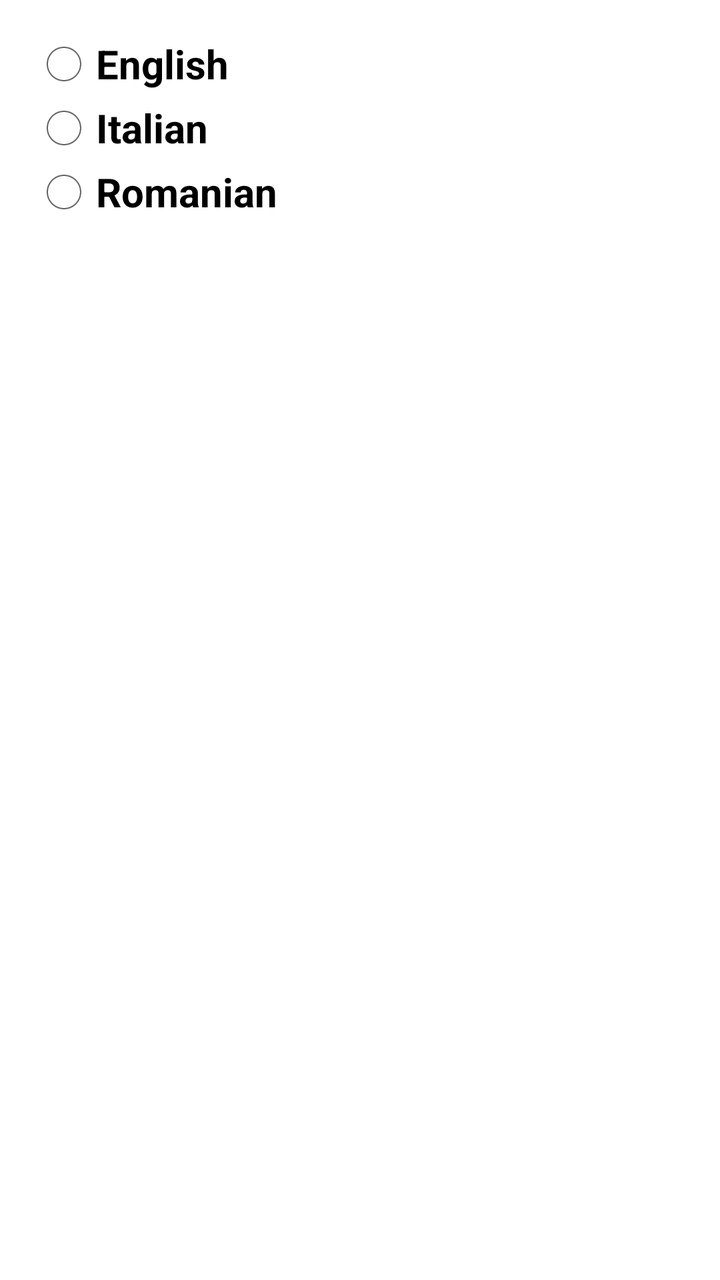
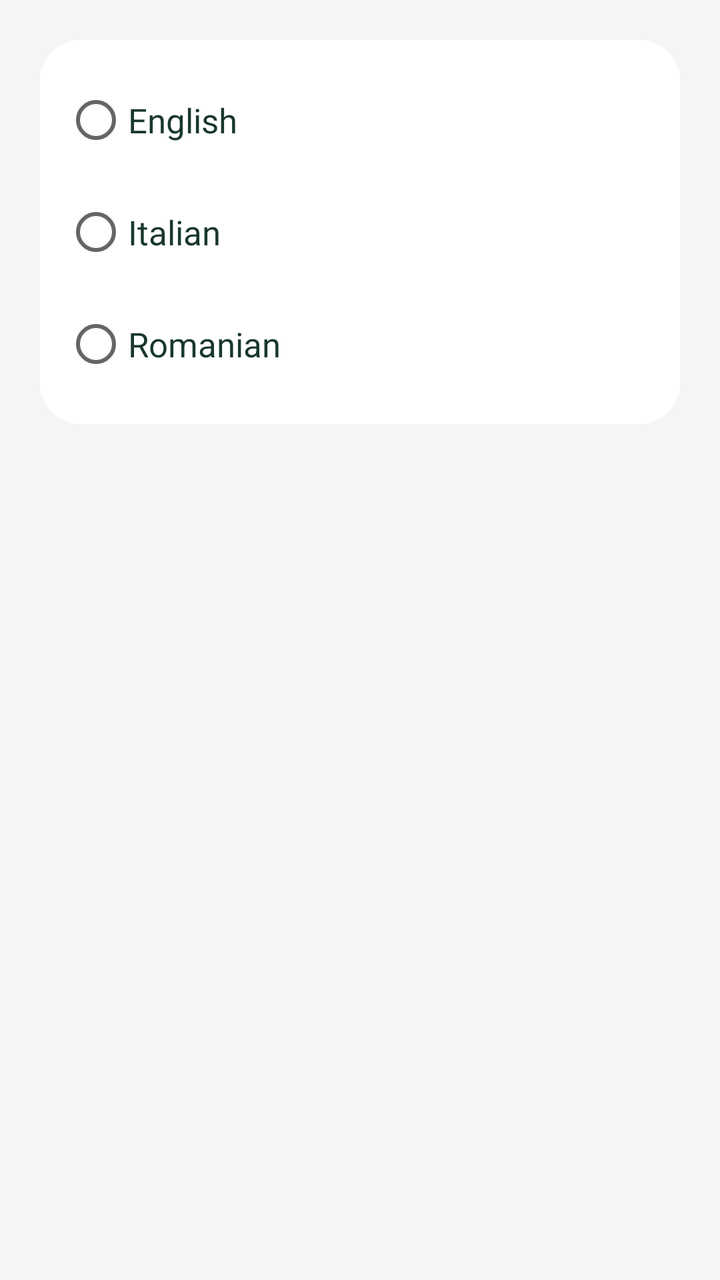

Compare the two renders of this Android layout. The source of the first and the diff that turns it into the second are given below.
<!-- AndroidManifest.xml: application theme AppTheme -->
<!-- res/layout/activity_language.xml -->
<?xml version="1.0" encoding="utf-8"?>
<RadioGroup xmlns:android="http://schemas.android.com/apk/res/android"
    android:layout_width="match_parent"
    android:layout_height="wrap_content"
    android:fitsSystemWindows="true"
    android:orientation="vertical"
    android:paddingLeft="@dimen/activity_horizontal_margin"
    android:paddingTop="@dimen/activity_vertical_margin"
    android:paddingRight="@dimen/activity_horizontal_margin"
    android:paddingBottom="@dimen/activity_vertical_margin">

    <RadioButton
        android:id="@+id/radio_en"
        android:layout_width="match_parent"
        android:layout_height="wrap_content"
        android:onClick="onRadioButtonClicked"
        android:text="@string/English"
        android:textSize="@dimen/button_size_main"
        android:textStyle="bold" />

    <RadioButton
        android:id="@+id/radio_it"
        android:layout_width="match_parent"
        android:layout_height="wrap_content"
        android:onClick="onRadioButtonClicked"
        android:text="@string/Italian"
        android:textSize="@dimen/button_size_main"
        android:textStyle="bold" />

    <RadioButton
        android:id="@+id/radio_ro"
        android:layout_width="match_parent"
        android:layout_height="wrap_content"
        android:onClick="onRadioButtonClicked"
        android:text="@string/Romanian"
        android:textSize="@dimen/button_size_main"
        android:textStyle="bold" />

</RadioGroup>
<!-- resources referenced by this layout -->
<resources>
  <dimen name="activity_horizontal_margin">16dp</dimen>
  <dimen name="activity_vertical_margin">16dp</dimen>
  <dimen name="button_size_main">20sp</dimen>
  <string name="English">English</string>
  <string name="Italian">Italian</string>
  <string name="Romanian">Romanian</string>
  <style name="AppTheme" parent="AppBaseTheme">
          
      </style>
  <style name="AppBaseTheme" parent="android:Theme.Holo.Light.DarkActionBar" />
</resources>

<!-- the commit's change to res/layout/activity_language.xml (unified diff, before → after) -->
@@ -1,39 +1,41 @@
 <?xml version="1.0" encoding="utf-8"?>
-<RadioGroup xmlns:android="http://schemas.android.com/apk/res/android"
+<ScrollView xmlns:android="http://schemas.android.com/apk/res/android"
     android:layout_width="match_parent"
-    android:layout_height="wrap_content"
-    android:fitsSystemWindows="true"
-    android:orientation="vertical"
-    android:paddingLeft="@dimen/activity_horizontal_margin"
-    android:paddingTop="@dimen/activity_vertical_margin"
-    android:paddingRight="@dimen/activity_horizontal_margin"
-    android:paddingBottom="@dimen/activity_vertical_margin">
-
-    <RadioButton
-        android:id="@+id/radio_en"
+    android:layout_height="match_parent"
+    android:background="@color/screen_background">
+    <RadioGroup
         android:layout_width="match_parent"
         android:layout_height="wrap_content"
-        android:onClick="onRadioButtonClicked"
-        android:text="@string/English"
-        android:textSize="@dimen/button_size_main"
-        android:textStyle="bold" />
-
-    <RadioButton
-        android:id="@+id/radio_it"
-        android:layout_width="match_parent"
-        android:layout_height="wrap_content"
-        android:onClick="onRadioButtonClicked"
-        android:text="@string/Italian"
-        android:textSize="@dimen/button_size_main"
-        android:textStyle="bold" />
-
-    <RadioButton
-        android:id="@+id/radio_ro"
-        android:layout_width="match_parent"
-        android:layout_height="wrap_content"
-        android:onClick="onRadioButtonClicked"
-        android:text="@string/Romanian"
-        android:textSize="@dimen/button_size_main"
-        android:textStyle="bold" />
-
-</RadioGroup>
+        android:layout_margin="20dp"
+        android:background="@drawable/card_background"
+        android:orientation="vertical"
+        android:padding="12dp">
+        <RadioButton
+            android:id="@+id/radio_en"
+            android:layout_width="match_parent"
+            android:layout_height="wrap_content"
+            android:minHeight="56dp"
+            android:onClick="onRadioButtonClicked"
+            android:text="@string/English"
+            android:textColor="@color/text_primary"
+            android:textSize="17sp" />
+        <RadioButton
+            android:id="@+id/radio_it"
+            android:layout_width="match_parent"
+            android:layout_height="wrap_content"
+            android:minHeight="56dp"
+            android:onClick="onRadioButtonClicked"
+            android:text="@string/Italian"
+            android:textColor="@color/text_primary"
+            android:textSize="17sp" />
+        <RadioButton
+            android:id="@+id/radio_ro"
+            android:layout_width="match_parent"
+            android:layout_height="wrap_content"
+            android:minHeight="56dp"
+            android:onClick="onRadioButtonClicked"
+            android:text="@string/Romanian"
+            android:textColor="@color/text_primary"
+            android:textSize="17sp" />
+    </RadioGroup>
+</ScrollView>
<!-- resource entries referenced after the edit -->
@@ -1,14 +1,25 @@
 <!-- resources referenced by this layout -->
 <resources>
-  <dimen name="activity_horizontal_margin">16dp</dimen>
-  <dimen name="activity_vertical_margin">16dp</dimen>
-  <dimen name="button_size_main">20sp</dimen>
+  <color name="screen_background">#F3F6F3</color>
+  <color name="text_primary">#19372E</color>
+  <!-- drawable card_background (drawable) -->
+  <?xml version="1.0" encoding="utf-8"?>
+  <shape xmlns:android="http://schemas.android.com/apk/res/android">
+      <solid android:color="@color/surface" />
+      <corners android:radius="20dp" />
+  </shape>
   <string name="English">English</string>
   <string name="Italian">Italian</string>
   <string name="Romanian">Romanian</string>
-  <style name="AppTheme" parent="AppBaseTheme">
-          
+  <style name="AppTheme" parent="android:style/Theme.Material.Light.DarkActionBar">
+          <item name="android:colorPrimary">@color/forest</item>
+          <item name="android:colorPrimaryDark">@color/forest_dark</item>
+          <item name="android:colorAccent">@color/forest</item>
+          <item name="android:statusBarColor">@color/forest_dark</item>
+          <item name="android:navigationBarColor">@color/forest_dark</item>
       </style>
-  <style name="AppBaseTheme" parent="android:Theme.Holo.Light.DarkActionBar" />
+  <color name="surface">#FFFFFF</color>
+  <color name="forest">#1C624D</color>
+  <color name="forest_dark">#124A39</color>
 </resources>
 
